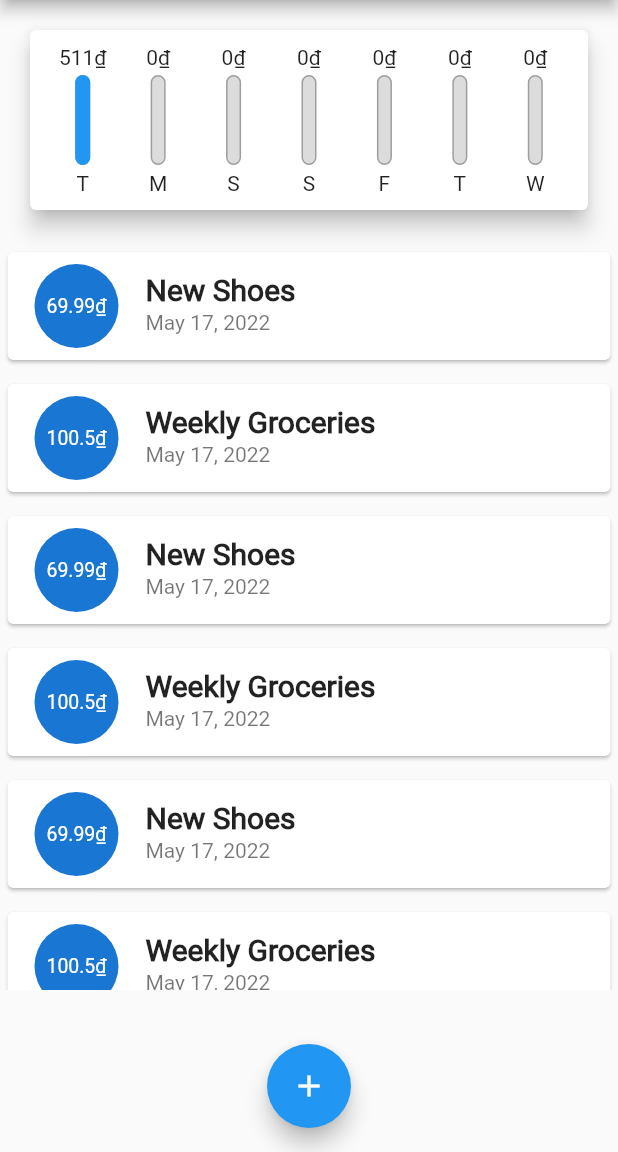
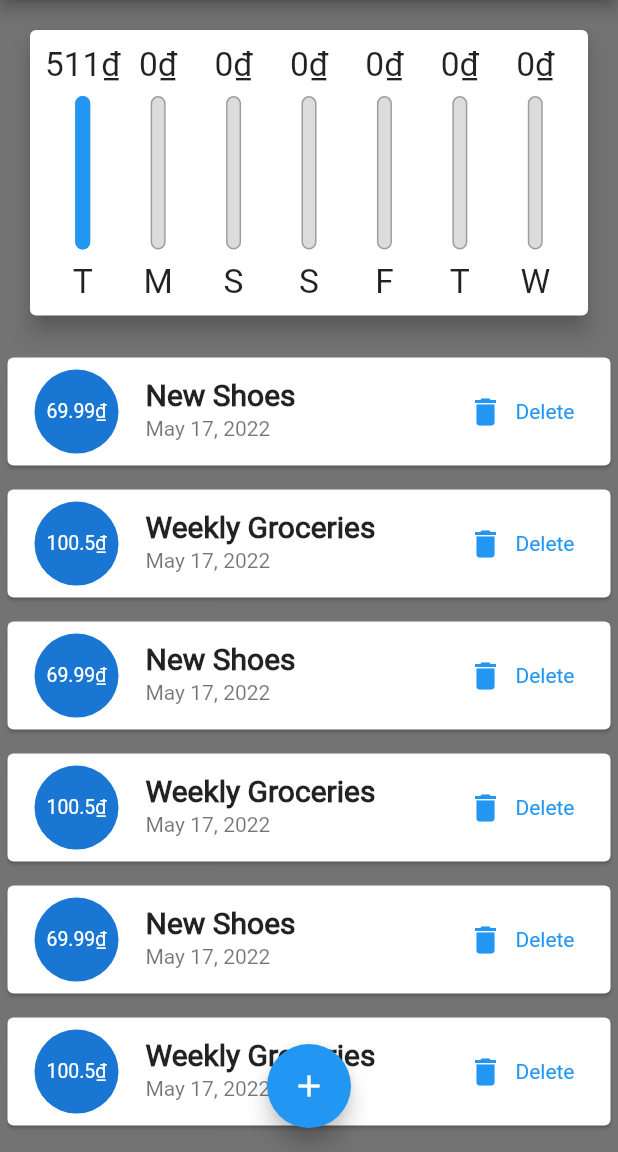
Before and after one commit to DangTuCS/personal_expenses, a Flutter app: the screen it shows after launch, on a phone screen of 412 x 824 dp, the part 84-1236 px from its top. Run offline on Flutter 3.47's test engine with Material 2 defaults, Android fonts, the phone set to English and light mode, and no system bars; Roboto replaces fonts that are missing (OpenSans).

Commit message:
final step

```diff
--- a/lib/main.dart
+++ b/lib/main.dart
@@ -1,4 +1,5 @@
 import 'package:flutter/material.dart';
+import 'package:flutter/services.dart';
 import 'package:personal_expenses/widgets/chart.dart';
 import 'package:personal_expenses/widgets/new_transaction.dart';
 import 'package:personal_expenses/widgets/transaction_list.dart';
@@ -6,6 +7,11 @@ import 'package:personal_expenses/widgets/transaction_list.dart';
 import 'models/transaction.dart';
 
 void main() {
+  // WidgetsFlutterBinding.ensureInitialized();
+  // SystemChrome.setPreferredOrientations([
+  //   DeviceOrientation.portraitUp,
+  //   DeviceOrientation.portraitDown,
+  // ]);
   runApp(const MyApp());
 }
 
@@ -83,6 +89,8 @@ class _MyHomePageState extends State<MyHomePage> {
     ),
   ];
 
+  bool _showChart = false;
+
   List<Transaction> get _recentTransactions {
     return _userTransactions.where((element) {
       return element.date.isAfter(
@@ -93,12 +101,18 @@ class _MyHomePageState extends State<MyHomePage> {
     }).toList();
   }
 
-  void _addNewTransaction(String title, double amount) {
+  void _deleteTransaction(String id) {
+    setState(() {
+      _userTransactions.removeWhere((element) => element.id == id);
+    });
+  }
+
+  void _addNewTransaction(String title, double amount, DateTime dateTime) {
     final newTx = Transaction(
       id: DateTime.now().toString(),
       title: title,
       amount: amount,
-      date: DateTime.now(),
+      date: dateTime,
     );
 
     setState(() {
@@ -123,8 +137,8 @@ class _MyHomePageState extends State<MyHomePage> {
 
   @override
   Widget build(BuildContext context) {
-    return Scaffold(
-      appBar: AppBar(
+    final isLandScape = MediaQuery.of(context).orientation == Orientation.landscape;
+    final appBar = AppBar(
       title: const Text('Personal Expenses'),
       actions: <Widget>[
         IconButton(
@@ -135,17 +149,64 @@ class _MyHomePageState extends State<MyHomePage> {
           ),
         ),
       ],
+    );
+    final txListWidget = SizedBox(
+      height: (MediaQuery.of(context).size.height -
+          appBar.preferredSize.height -
+          MediaQuery.of(context).padding.top)
+      ,
+      child: TransactionList(
+        transactions: _userTransactions,
+        deleteTransaction: _deleteTransaction,
       ),
+    );
+
+    return Scaffold(
+      appBar: appBar,
       body: SingleChildScrollView(
+        child: Container(
+          color: Colors.black54,
           child: Column(
             // mainAxisAlignment: MainAxisAlignment.start,
             crossAxisAlignment: CrossAxisAlignment.stretch,
             children: <Widget>[
-            Chart(recentTransactions: _recentTransactions),
-            TransactionList(
-              transactions: _userTransactions,
+              if (isLandScape) Row(
+                mainAxisAlignment: MainAxisAlignment.center,
+                children: [
+                  const Text('Show Chart'),
+                  Switch(
+                      value: _showChart,
+                      onChanged: (val) {
+                        setState(
+                          () {
+                            _showChart = val;
+                          },
+                        );
+                      }),
+                ],
               ),
+             if (!isLandScape)
+                  SizedBox(
+                      height: (MediaQuery.of(context).size.height -
+                          appBar.preferredSize.height -
+                          MediaQuery.of(context).padding.top) *
+                          0.3,
+                      child: Chart(
+                        recentTransactions: _recentTransactions,
+                      )),
+              if (!isLandScape) txListWidget,
+              if(isLandScape) _showChart
+                  ? SizedBox(
+                      height: (MediaQuery.of(context).size.height -
+                              appBar.preferredSize.height -
+                              MediaQuery.of(context).padding.top) *
+                          0.7,
+                      child: Chart(
+                        recentTransactions: _recentTransactions,
+                      ))
+                  : txListWidget,
             ],
+          ),
         ),
       ),
       floatingActionButtonLocation: FloatingActionButtonLocation.centerFloat,
--- a/lib/widgets/chart.dart
+++ b/lib/widgets/chart.dart
@@ -6,7 +6,8 @@ import 'package:personal_expenses/widgets/chart_bar.dart';
 class Chart extends StatelessWidget {
   final List<Transaction> recentTransactions;
 
-  Chart({required this.recentTransactions});
+
+  const Chart({required this.recentTransactions,});
 
   List<Map<String, Object>> get groupedTransactionValues {
     return List.generate(
@@ -43,9 +44,11 @@ class Chart extends StatelessWidget {
     return Card(
         elevation: 6,
         margin: const EdgeInsets.all(20),
-      child: Padding(
+        child:
+        Padding(
           padding: const EdgeInsets.all(10),
-        child: Row(
+          child:
+          Row(
             mainAxisAlignment: MainAxisAlignment.spaceAround,
             children: groupedTransactionValues.map((element) {
               return Flexible(
@@ -56,7 +59,8 @@ class Chart extends StatelessWidget {
                     spendingPctOfTotal: totalSpending == 0.0
                         ? 0.0
                         :
-                  (element['amount'] as double) / totalSpending),
+                    (element['amount'] as double) / totalSpending,
+                ),
               );
             }).toList(),
           ),
--- a/lib/widgets/chart_bar.dart
+++ b/lib/widgets/chart_bar.dart
@@ -5,7 +5,7 @@ class ChartBar extends StatelessWidget {
   final double spendingAmount;
   final double spendingPctOfTotal;
 
-  ChartBar({
+  const ChartBar({
     required this.label,
     required this.spendingAmount,
     required this.spendingPctOfTotal,
@@ -13,15 +13,20 @@ class ChartBar extends StatelessWidget {
 
   @override
   Widget build(BuildContext context) {
+    return LayoutBuilder(
+      builder: (context, constraints) {
         return Column(
           children: <Widget>[
-        FittedBox(
+            SizedBox(
+              height: constraints.maxHeight * 0.15,
+              child: FittedBox(
                 child: Text('${spendingAmount.toStringAsFixed(0)}₫'),
               ),
+            ),
             Container(
-          height: 60,
+              height: constraints.maxHeight * 0.6,
               width: 10,
-          margin: const EdgeInsets.only(top: 4, bottom: 4),
+              margin: EdgeInsets.only(top: constraints.maxHeight * 0.05, bottom: constraints.maxHeight * 0.05),
               child: Stack(
                 children: <Widget>[
                   Container(
@@ -46,8 +51,15 @@ class ChartBar extends StatelessWidget {
                 ],
               ),
             ),
-        Text(label),
+            SizedBox(
+              height: constraints.maxHeight * 0.15,
+              child: FittedBox(
+                child: Text(label),
+              ),
+            ),
           ],
+        );
+      },
     );
   }
 }
--- a/lib/widgets/transaction_list.dart
+++ b/lib/widgets/transaction_list.dart
@@ -4,22 +4,27 @@ import 'package:personal_expenses/models/transaction.dart';
 
 class TransactionList extends StatelessWidget {
   final List<Transaction> transactions;
+  final Function deleteTransaction;
 
-  TransactionList({required this.transactions});
+  @immutable
+  TransactionList({
+    required this.transactions,
+    required this.deleteTransaction,
+  });
 
   @override
   Widget build(BuildContext context) {
-    return SizedBox(
-      height: 500,
-      child: transactions.isEmpty
-          ? Column(
+    return transactions.isEmpty
+        ? LayoutBuilder(
+            builder: (context, constraints) {
+              return Column(
                 children: <Widget>[
                   Text(
                     'No transactions added yet!',
                     style: Theme.of(context).textTheme.headline6,
                   ),
                   Container(
-                  height: 250,
+                    height: constraints.maxHeight * 0.6,
                     margin: const EdgeInsets.only(top: 20),
                     child: Image.asset(
                       'assets/images/flowers.jpg',
@@ -27,13 +32,19 @@ class TransactionList extends StatelessWidget {
                     ),
                   ),
                 ],
+              );
+            },
           )
         : ListView.builder(
             itemBuilder: (context, index) {
               return Card(
-                  margin: const EdgeInsets.symmetric(vertical: 8,horizontal: 5,),
+                margin: const EdgeInsets.symmetric(
+                  vertical: 8,
+                  horizontal: 5,
+                ),
                 child: ListTile(
                   leading: CircleAvatar(
+                    // backgroundColor: Colors.blue,
                     radius: 30,
                     child: Padding(
                       padding: const EdgeInsets.all(10),
@@ -49,11 +60,22 @@ class TransactionList extends StatelessWidget {
                   subtitle: Text(
                     DateFormat.yMMMd().format(transactions[index].date),
                   ),
+                  trailing: MediaQuery.of(context).size.width > 360
+                      ? TextButton.icon(
+                          onPressed: () =>
+                              deleteTransaction(transactions[index].id),
+                          icon: const Icon(Icons.delete),
+                          label: const Text('Delete'),
+                        )
+                      : IconButton(
+                          icon: const Icon(Icons.delete),
+                          onPressed: () =>
+                              deleteTransaction(transactions[index].id),
+                        ),
                 ),
               );
             },
             itemCount: transactions.length,
-            ),
           );
   }
 }
```
Also changed, not shown: lib/widgets/new_transaction.dart (+65 -16 lines). Lines whose indentation alone changed are shown as unchanged.
